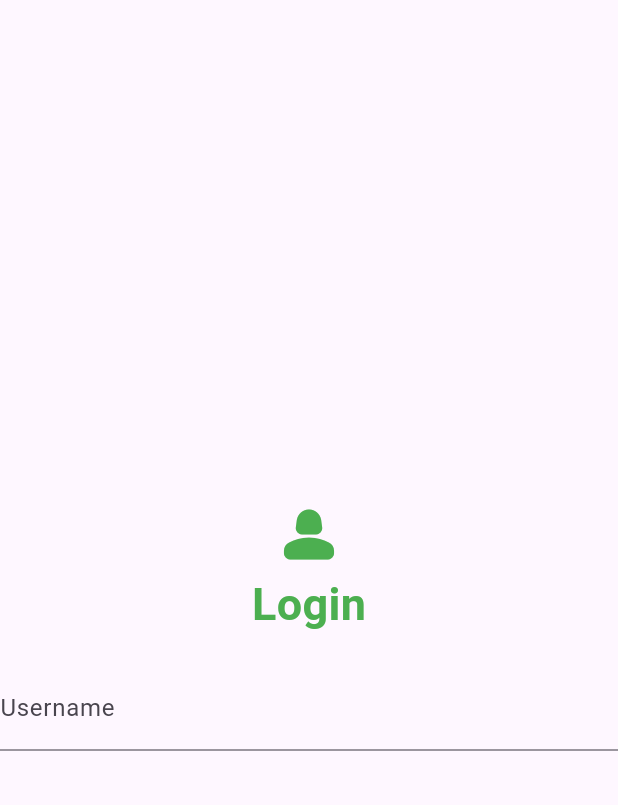
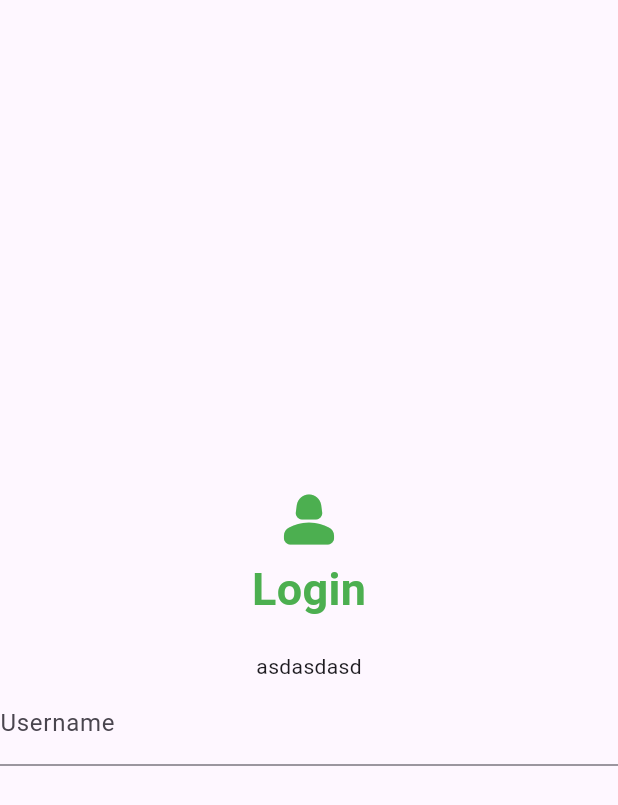
Before and after one commit to Miftakhurokhman/loginPagePrakPAM, a Flutter app: the screen it shows after launch, on a phone screen of 412 x 824 dp. Shown: the top 805 px of the screen. Run offline on Flutter 3.47's test engine with Material 2 defaults, Android fonts, the phone set to English and light mode, and no system bars.

Commit message:
coba commit

```diff
--- a/lib/main.dart
+++ b/lib/main.dart
@@ -37,6 +37,7 @@ class MyApp extends StatelessWidget {
                 ),
               ),
               SizedBox(height: 20),
+              Text("asdasdasd"),
               TextField(
                 decoration: InputDecoration(
                   labelText: 'Username',
```
